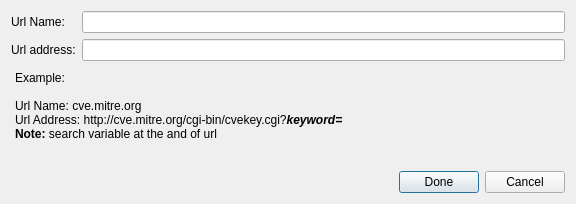
Qt form src/platform/ui/addvulnerabilityurl.ui (nmapsi4/nmapsi4) before a commit.
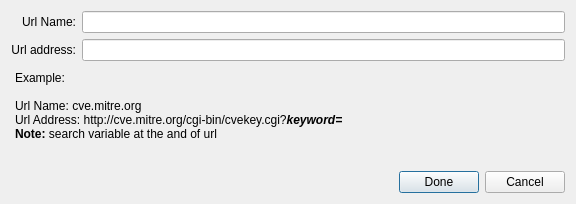
The same form after that commit. Icons and pictures are not drawn.

Commit message: update QLabel align

The edit to the form file:
```diff
--- a/src/platform/ui/addvulnerabilityurl.ui
+++ b/src/platform/ui/addvulnerabilityurl.ui
@@ -40,6 +40,9 @@
        <property name="text">
         <string>Url Name:</string>
        </property>
+       <property name="alignment">
+        <set>Qt::AlignRight|Qt::AlignTrailing|Qt::AlignVCenter</set>
+       </property>
        <property name="buddy">
         <cstring>lineUrlName</cstring>
        </property>
@@ -53,6 +56,9 @@
        <property name="text">
         <string>Url address:</string>
        </property>
+       <property name="alignment">
+        <set>Qt::AlignRight|Qt::AlignTrailing|Qt::AlignVCenter</set>
+       </property>
        <property name="buddy">
         <cstring>lineUrlAddr</cstring>
        </property>
```
The commit also changes 4 other files.
